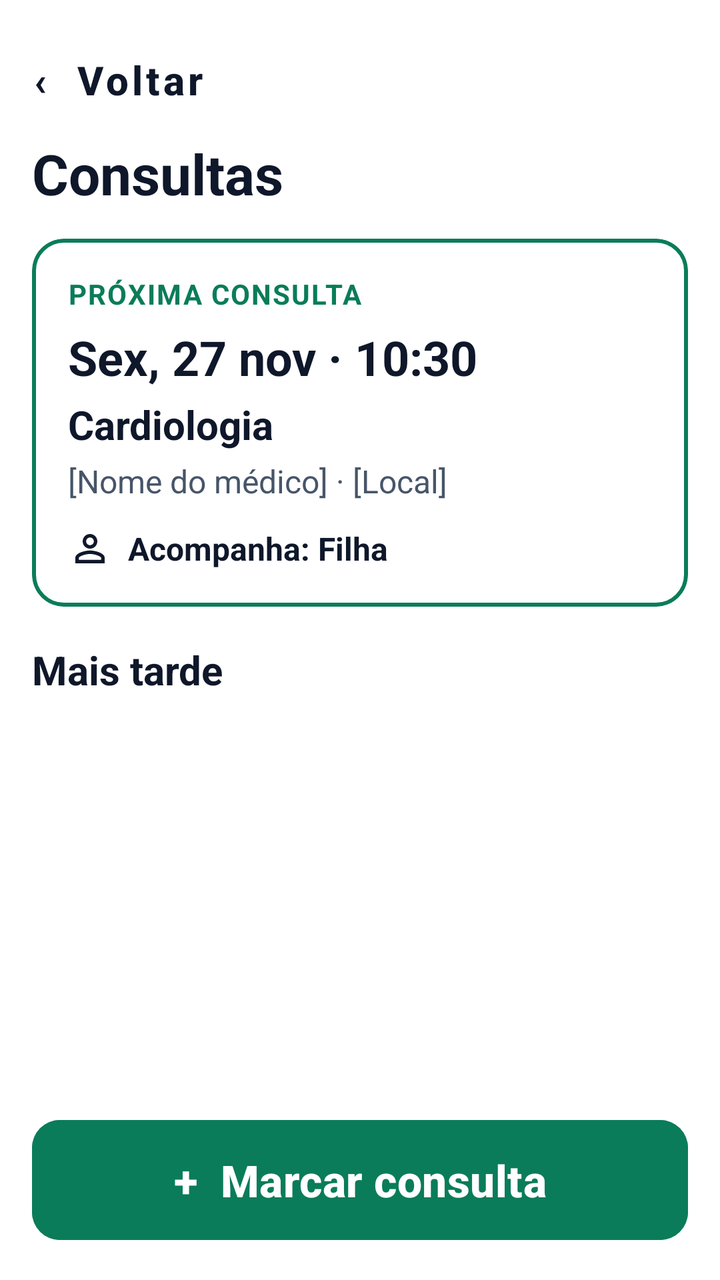
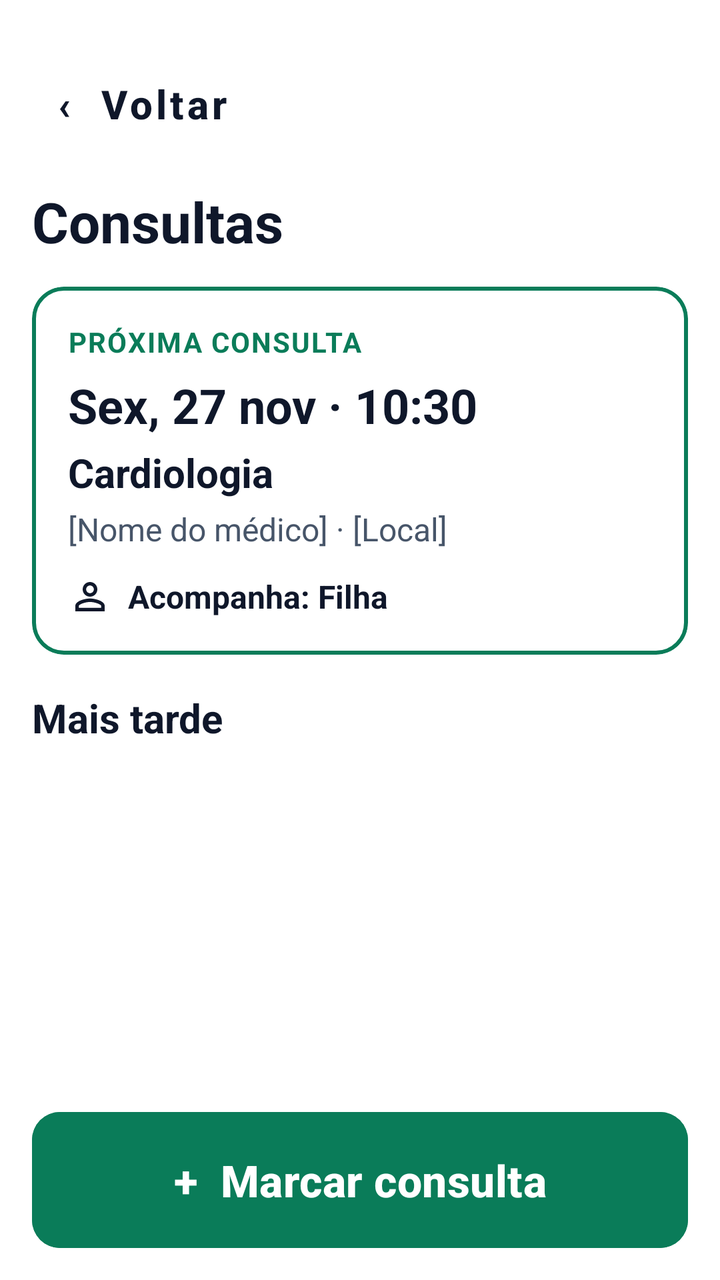

Two renders of the same Android screen: before a commit and after it. Below are the layout's source before the change and the commit's diff.
<!-- AndroidManifest.xml: application theme Theme.Vital -->
<!-- res/layout/activity_consultas.xml -->
<?xml version="1.0" encoding="utf-8"?>
<androidx.constraintlayout.widget.ConstraintLayout
    xmlns:android="http://schemas.android.com/apk/res/android"
    xmlns:app="http://schemas.android.com/apk/res-auto"
    xmlns:tools="http://schemas.android.com/tools"
    android:layout_width="match_parent"
    android:layout_height="match_parent"
    android:background="@color/white"
    android:padding="@dimen/margin_standard">

    
    <com.google.android.material.button.MaterialButton
        android:id="@+id/btnVoltarConsultas"
        style="@style/Widget.MaterialComponents.Button.TextButton"
        android:layout_width="wrap_content"
        android:layout_height="wrap_content"
        android:minHeight="48dp"
        android:paddingStart="0dp"
        android:text="‹  Voltar"
        android:textAllCaps="false"
        android:textColor="@color/vital_navy"
        android:textSize="20sp"
        android:textStyle="bold"
        app:layout_constraintStart_toStartOf="parent"
        app:layout_constraintTop_toTopOf="parent" />

    
    <TextView
        android:id="@+id/tvTituloConsultas"
        android:layout_width="wrap_content"
        android:layout_height="wrap_content"
        android:layout_marginTop="4dp"
        android:text="Consultas"
        android:textColor="@color/vital_navy"
        android:textSize="28sp"
        android:textStyle="bold"
        app:layout_constraintStart_toStartOf="parent"
        app:layout_constraintTop_toBottomOf="@+id/btnVoltarConsultas" />

    
    <com.google.android.material.card.MaterialCardView
        android:id="@+id/cardProximaConsulta"
        android:layout_width="0dp"
        android:layout_height="wrap_content"
        android:layout_marginTop="14dp"
        app:cardBackgroundColor="@color/white"
        app:cardCornerRadius="16dp"
        app:cardElevation="0dp"
        app:strokeColor="@color/vital_green"
        app:strokeWidth="2dp"
        app:layout_constraintEnd_toEndOf="parent"
        app:layout_constraintStart_toStartOf="parent"
        app:layout_constraintTop_toBottomOf="@+id/tvTituloConsultas">

        <LinearLayout
            android:layout_width="match_parent"
            android:layout_height="wrap_content"
            android:orientation="vertical"
            android:padding="18dp">

            <TextView
                android:layout_width="wrap_content"
                android:layout_height="wrap_content"
                android:letterSpacing="0.05"
                android:text="PRÓXIMA CONSULTA"
                android:textColor="@color/vital_green"
                android:textSize="14sp"
                android:textStyle="bold" />

            <TextView
                android:id="@+id/tvProxConsultaDataHora"
                android:layout_width="wrap_content"
                android:layout_height="wrap_content"
                android:layout_marginTop="6dp"
                android:text="Sex, 27 nov · 10:30"
                android:textColor="@color/vital_navy"
                android:textSize="24sp"
                android:textStyle="bold" />

            <TextView
                android:id="@+id/tvProxConsultaEspecialidade"
                android:layout_width="wrap_content"
                android:layout_height="wrap_content"
                android:layout_marginTop="4dp"
                android:text="Cardiologia"
                android:textColor="@color/vital_navy"
                android:textSize="20sp"
                android:textStyle="bold" />

            <TextView
                android:id="@+id/tvProxConsultaMedicoLocal"
                android:layout_width="wrap_content"
                android:layout_height="wrap_content"
                android:layout_marginTop="4dp"
                android:text="[Nome do médico] · [Local]"
                android:textColor="@color/vital_gray"
                android:textSize="16sp" />

            
            <LinearLayout
                android:layout_width="match_parent"
                android:layout_height="wrap_content"
                android:layout_marginTop="12dp"
                android:gravity="center_vertical"
                android:orientation="horizontal">

                <ImageView
                    android:layout_width="22dp"
                    android:layout_height="22dp"
                    android:layout_marginEnd="8dp"
                    android:contentDescription="Acompanhante"
                    android:src="@drawable/ic_person"
                    app:tint="@color/vital_navy" />

                <TextView
                    android:id="@+id/tvProxConsultaAcompanhante"
                    android:layout_width="wrap_content"
                    android:layout_height="wrap_content"
                    android:text="Acompanha: Filha"
                    android:textColor="@color/vital_navy"
                    android:textSize="16sp"
                    android:textStyle="bold" />
            </LinearLayout>
        </LinearLayout>
    </com.google.android.material.card.MaterialCardView>

    
    <TextView
        android:id="@+id/tvTituloMaisTarde"
        android:layout_width="wrap_content"
        android:layout_height="wrap_content"
        android:layout_marginTop="18dp"
        android:text="Mais tarde"
        android:textColor="@color/vital_navy"
        android:textSize="20sp"
        android:textStyle="bold"
        app:layout_constraintStart_toStartOf="parent"
        app:layout_constraintTop_toBottomOf="@+id/cardProximaConsulta" />

    
    <androidx.recyclerview.widget.RecyclerView
        android:id="@+id/rvConsultas"
        android:layout_width="0dp"
        android:layout_height="0dp"
        android:layout_marginTop="10dp"
        android:layout_marginBottom="16dp"
        tools:listitem="@layout/item_consulta"
        app:layout_constraintBottom_toTopOf="@+id/btnMarcarConsulta"
        app:layout_constraintEnd_toEndOf="parent"
        app:layout_constraintStart_toStartOf="parent"
        app:layout_constraintTop_toBottomOf="@+id/tvTituloMaisTarde" />

    
    <com.google.android.material.button.MaterialButton
        android:id="@+id/btnMarcarConsulta"
        android:layout_width="0dp"
        android:layout_height="wrap_content"
        android:backgroundTint="@color/vital_green"
        android:minHeight="68dp"
        android:text="+  Marcar consulta"
        android:textAllCaps="false"
        android:textColor="@color/white"
        android:textSize="22sp"
        android:textStyle="bold"
        app:cornerRadius="14dp"
        app:layout_constraintBottom_toBottomOf="parent"
        app:layout_constraintEnd_toEndOf="parent"
        app:layout_constraintStart_toStartOf="parent" />

</androidx.constraintlayout.widget.ConstraintLayout>
<!-- res/layout/item_consulta.xml (included above) -->
<?xml version="1.0" encoding="utf-8"?>
<com.google.android.material.card.MaterialCardView
    xmlns:android="http://schemas.android.com/apk/res/android"
    xmlns:app="http://schemas.android.com/apk/res-auto"
    android:id="@+id/cardItemConsulta"
    android:layout_width="match_parent"
    android:layout_height="wrap_content"
    android:layout_marginBottom="12dp"
    app:cardBackgroundColor="@color/white"
    app:cardCornerRadius="16dp"
    app:cardElevation="0dp"
    app:strokeColor="@color/vital_gray"
    app:strokeWidth="1.5dp">

    <LinearLayout
        android:layout_width="match_parent"
        android:layout_height="wrap_content"
        android:orientation="vertical"
        android:padding="16dp">

        
        <TextView
            android:id="@+id/tvConsultaEstado"
            android:layout_width="wrap_content"
            android:layout_height="wrap_content"
            android:layout_marginBottom="4dp"
            android:letterSpacing="0.05"
            android:text="PASSADA"
            android:textColor="@color/vital_gray"
            android:textSize="13sp"
            android:textStyle="bold"
            android:visibility="gone" />

        
        <TextView
            android:id="@+id/tvConsultaDataHora"
            android:layout_width="wrap_content"
            android:layout_height="wrap_content"
            android:text="Ter, 8 dez · 15:00"
            android:textColor="@color/vital_navy"
            android:textSize="19sp"
            android:textStyle="bold" />

        
        <TextView
            android:id="@+id/tvConsultaTipo"
            android:layout_width="wrap_content"
            android:layout_height="wrap_content"
            android:layout_marginTop="2dp"
            android:text="Análises ao sangue"
            android:textColor="@color/vital_navy"
            android:textSize="18sp"
            android:textStyle="bold" />

        
        <TextView
            android:id="@+id/tvConsultaDetalhe"
            android:layout_width="wrap_content"
            android:layout_height="wrap_content"
            android:layout_marginTop="4dp"
            android:text="Acompanha: ainda por definir"
            android:textColor="@color/vital_gray"
            android:textSize="15sp" />

    </LinearLayout>
</com.google.android.material.card.MaterialCardView>
<!-- resources referenced by this layout -->
<resources>
  <color name="vital_gray">#475569</color>
  <color name="vital_green">#0A7C59</color>
  <color name="vital_navy">#0F172A</color>
  <color name="white">#FFFFFF</color>
  <dimen name="margin_standard">16dp</dimen>
  <!-- drawable ic_person (drawable) -->
  <vector xmlns:android="http://schemas.android.com/apk/res/android"
      android:width="24dp"
      android:height="24dp"
      android:viewportWidth="24"
      android:viewportHeight="24">
    <path
        android:fillColor="#FF000000"
        android:pathData="M12,5.9c1.16,0 2.1,0.94 2.1,2.1c0,1.16 -0.94,2.1 -2.1,2.1S9.9,9.16 9.9,8C9.9,6.84 10.84,5.9 12,5.9M12,14.9c2.97,0 6.1,1.46 6.1,2.1v1.1H5.9V17C5.9,16.36 9.04,14.9 12,14.9M12,4C9.79,4 8,5.79 8,8s1.79,4 4,4s4,-1.79 4,-4S14.21,4 12,4L12,4zM12,13c-2.67,0 -8,1.34 -8,4v3h16v-3C20,14.34 14.67,13 12,13L12,13z"/>
  </vector>
  <style name="Theme.Vital" parent="Base.Theme.Vital" />
  <style name="Base.Theme.Vital" parent="Theme.Material3.DayNight.NoActionBar">
          
          
      </style>
</resources>

<!-- the commit's change to res/layout/activity_consultas.xml (unified diff, before → after) -->
@@ -14,8 +14,13 @@
         style="@style/Widget.MaterialComponents.Button.TextButton"
         android:layout_width="wrap_content"
         android:layout_height="wrap_content"
-        android:minHeight="48dp"
-        android:paddingStart="0dp"
+        android:minHeight="72dp"
+        android:minWidth="168dp"
+        android:insetTop="0dp"
+        android:insetBottom="0dp"
+        android:gravity="start|center_vertical"
+        android:paddingStart="12dp"
+        android:paddingEnd="24dp"
         android:text="‹  Voltar"
         android:textAllCaps="false"
         android:textColor="@color/vital_navy"
@@ -154,6 +159,8 @@
     <com.google.android.material.button.MaterialButton
         android:id="@+id/btnMarcarConsulta"
         android:layout_width="0dp"
+        android:insetTop="0dp"
+        android:insetBottom="0dp"
         android:layout_height="wrap_content"
         android:backgroundTint="@color/vital_green"
         android:minHeight="68dp"
